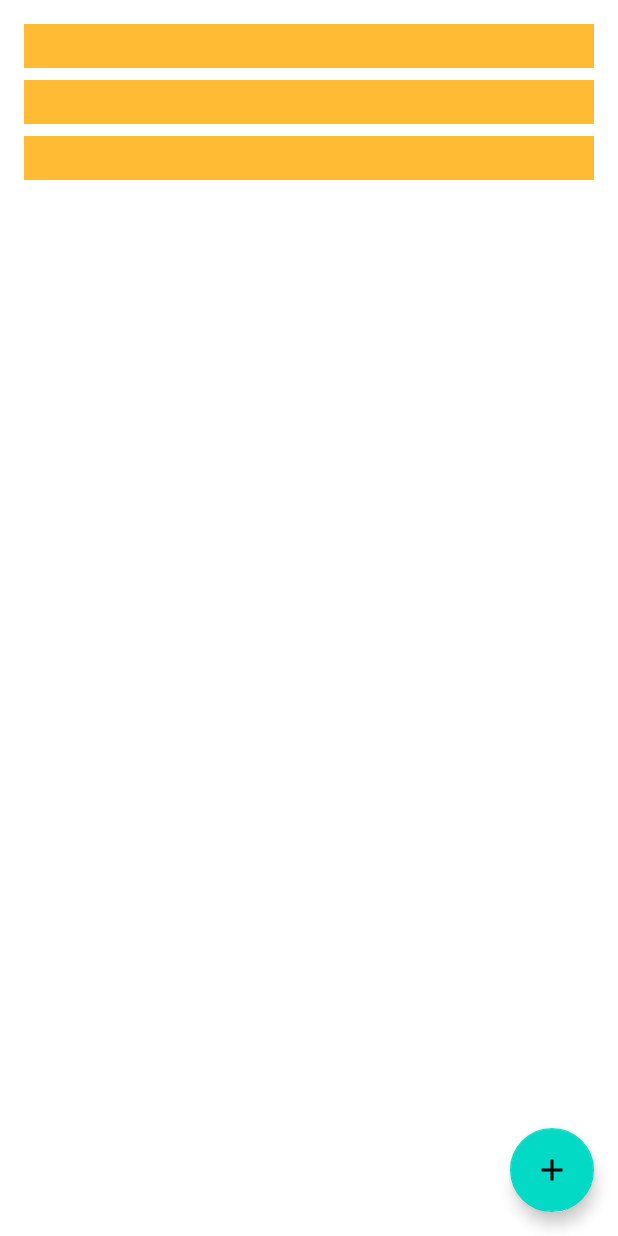
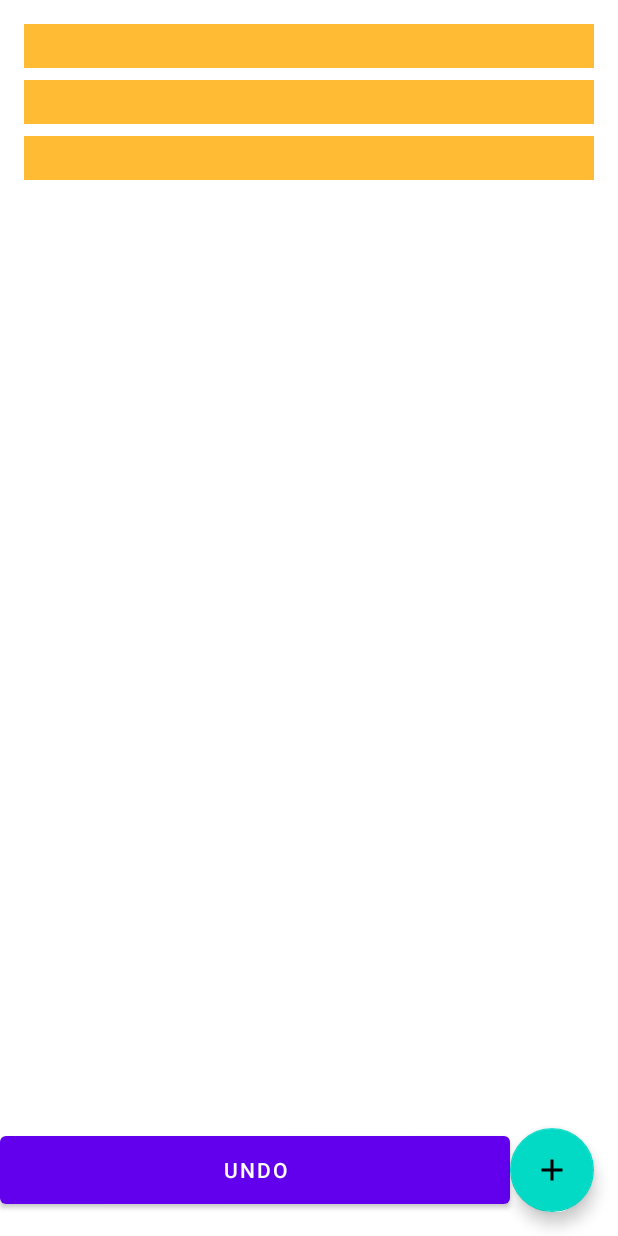
Before and after one commit to Staarvijay/FIFA-WAR, an Android app: the layout activity_main.xml on its own in the app's theme, with its tools: preview values and no code run, on a phone screen of 412 x 824 dp. Run offline under Robolectric (Android 15) with nearby library versions, the phone set to English and light mode, and no system bars.

Commit message:
Add undo button on UI

```diff
--- a/src/main/java/com/example/roomwordsample/NewWordActivity.java
+++ b/src/main/java/com/example/roomwordsample/NewWordActivity.java
@@ -5,7 +5,6 @@ import androidx.appcompat.app.AppCompatActivity;
 import android.content.Intent;
 import android.os.Bundle;
 import android.text.TextUtils;
-import android.util.Log;
 import android.widget.Button;
 import android.widget.EditText;
 
--- a/src/main/java/com/example/roomwordsample/WordRepository.java
+++ b/src/main/java/com/example/roomwordsample/WordRepository.java
@@ -34,6 +34,12 @@ class WordRepository {
             mWordDao.insert(word);
         });
     }
+
+    public void undoLastEntry() {
+        WordRoomDatabase.databaseWriteExecutor.execute(() -> {
+            mWordDao.undoLastEntry();
+        });
+    }
 //    void delete(Word word) {
 //        WordRoomDatabase.databaseWriteExecutor.execute(() -> {
 //            mWordDao.deletenode(word);
--- a/src/main/java/com/example/roomwordsample/WordViewModel.java
+++ b/src/main/java/com/example/roomwordsample/WordViewModel.java
@@ -23,5 +23,9 @@ public class WordViewModel extends AndroidViewModel {
 
     public void insert(Word word) { mRepository.insert(word); }
 
+    public void undoLastEntry() {
+        mRepository.undoLastEntry();
+    }
+
 //    public void delete(Word word) {mRepository.delete(word);}
 }
--- a/src/main/res/layout/activity_main.xml
+++ b/src/main/res/layout/activity_main.xml
@@ -45,4 +45,14 @@
         android:contentDescription="@string/add_word"
         android:src="@drawable/ic_baseline_add_24"/>
 
+    <Button
+        android:id="@+id/undoButton"
+        android:layout_width="0dp"
+        android:layout_height="57dp"
+        android:layout_marginBottom="15dp"
+        android:text="UNDO"
+        app:layout_constraintBottom_toBottomOf="parent"
+        app:layout_constraintEnd_toStartOf="@+id/fab"
+        app:layout_constraintStart_toStartOf="parent" />
+
 </androidx.constraintlayout.widget.ConstraintLayout>
```
Also changed, not shown: src/main/java/com/example/roomwordsample/MainActivity.java (+13 -2 lines), src/main/java/com/example/roomwordsample/WordDao.java (+5 -2 lines).
